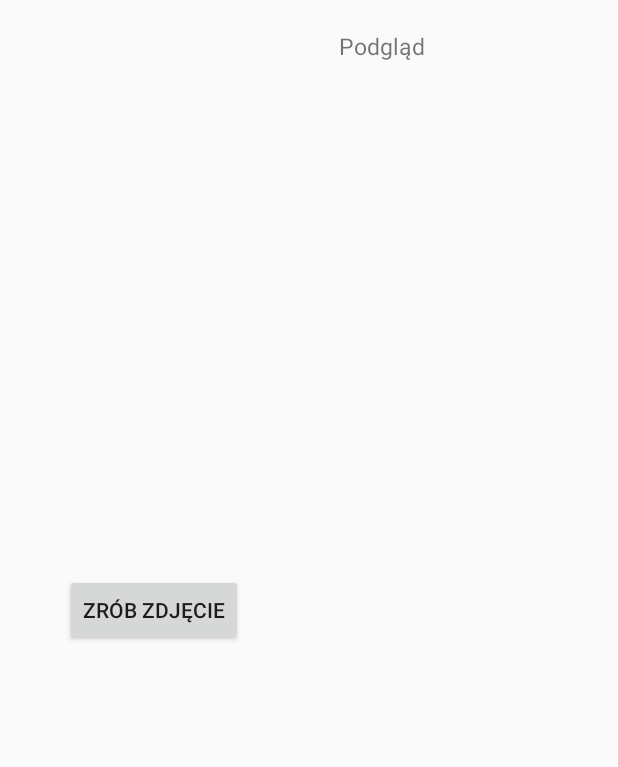
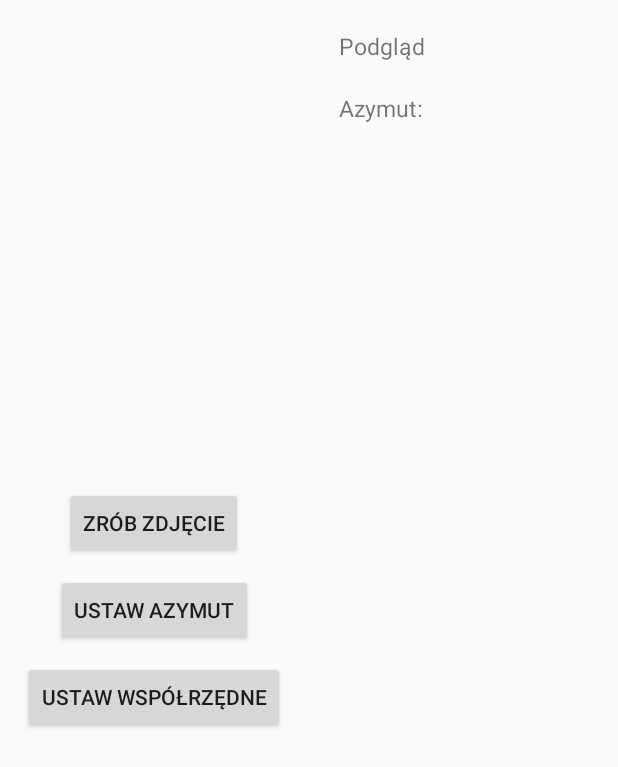
Before and after one commit to mzylowsk-legacy/GUT, an Android app: the MainActivity screen opened directly, with no data from a screen before it, on a phone screen of 412 x 824 dp. Shown: the top 767 px of the screen. Run offline under Robolectric (Android 15) with nearby library versions, the light colour scheme and no system bars; 1 statement that could not run was skipped.

Commit message:
Azimuth sensor works fine now

```diff
--- a/MAMY/PRO1/projekt/app/src/main/java/com/example/czarodziej/projekt/MainActivity.java
+++ b/MAMY/PRO1/projekt/app/src/main/java/com/example/czarodziej/projekt/MainActivity.java
@@ -17,6 +17,7 @@ import android.provider.MediaStore;
 import android.view.View;
 import android.widget.Button;
 import android.widget.ImageView;
+import android.widget.TextView;
 import android.widget.Toast;
 
 public class MainActivity extends Activity {
@@ -29,7 +30,8 @@ public class MainActivity extends Activity {
     private Uri fileUri;
 
     private ImageView imgPreview;
-    private Button btnCapturePicture;
+    private Button btnCapturePicture, btnSetAzimuth;
+    private TextView azimuthValue;
 
     @Override
     protected void onCreate(Bundle savedInstanceState) {
@@ -38,12 +40,21 @@ public class MainActivity extends Activity {
 
         imgPreview = (ImageView) findViewById(R.id.imgPreview);
         btnCapturePicture = (Button) findViewById(R.id.btnCapturePicture);
+        btnSetAzimuth = (Button) findViewById(R.id.btnSetAzimuth);
+        azimuthValue = (TextView) findViewById(R.id.azimuth);
 
         btnCapturePicture.setOnClickListener(new View.OnClickListener() {
 
             @Override
             public void onClick(View v) {
                 captureImage();
+            }
+        });
+        btnSetAzimuth.setOnClickListener(new View.OnClickListener() {
+
+            @Override
+            public void onClick(View v) {
+                setAzimuth();
             }
         });
 
@@ -53,6 +64,11 @@ public class MainActivity extends Activity {
                     Toast.LENGTH_LONG).show();
             finish();
         }
+    }
+
+    private void setAzimuth() {
+        Intent intent = new Intent(this, SensorMakerActivity.class);
+        startActivityForResult(intent, 23);
     }
 
     private boolean isDeviceSupportCamera() {
@@ -102,6 +118,9 @@ public class MainActivity extends Activity {
                         "Sorry! Failed to capture image", Toast.LENGTH_SHORT)
                         .show();
             }
+        }
+        if (requestCode == 23 && resultCode == RESULT_OK && data != null) {
+            this.azimuthValue.setText(data.getStringExtra("AZYMUT"));
         }
     }
 
--- a/MAMY/PRO1/projekt/app/src/main/res/layout/activity_main.xml
+++ b/MAMY/PRO1/projekt/app/src/main/res/layout/activity_main.xml
@@ -18,6 +18,20 @@ tools:context=".SensorMakerActivity" >
         android:layout_width="wrap_content"
         android:layout_height="wrap_content"
         android:text="Zrób zdjęcie"
+        android:layout_marginBottom="10dp"/>
+
+    <Button
+        android:id="@+id/btnSetAzimuth"
+        android:layout_width="wrap_content"
+        android:layout_height="wrap_content"
+        android:text="Ustaw azymut"
+        android:layout_marginBottom="10dp"/>
+
+    <Button
+        android:id="@+id/btnSetCoords"
+        android:layout_width="wrap_content"
+        android:layout_height="wrap_content"
+        android:text="Ustaw współrzędne"
         android:layout_marginBottom="10dp"/>
 
 </LinearLayout>
@@ -42,6 +56,22 @@ tools:context=".SensorMakerActivity" >
         android:layout_height="wrap_content"
         android:visibility="gone" />
 
+    <TextView
+        android:layout_width="fill_parent"
+        android:layout_height="wrap_content"
+        android:text="Azymut:"
+        android:padding="10dp"
+        android:textSize="15dp"
+        android:id="@+id/azimuth_description" />
+
+    <TextView
+        android:layout_width="fill_parent"
+        android:layout_height="wrap_content"
+        android:text=" "
+        android:padding="10dp"
+        android:textSize="15dp"
+        android:id="@+id/azimuth" />
+
 </LinearLayout>
 
 </LinearLayout>
```
Also changed, not shown: MAMY/PRO1/projekt/app/src/main/AndroidManifest.xml (+7 -6 lines), MAMY/PRO1/projekt/app/src/main/java/com/example/czarodziej/projekt/MyCompassView.java (+4 -3 lines), MAMY/PRO1/projekt/app/src/main/java/com/example/czarodziej/projekt/SensorMakerActivity.java (+11 -1 lines).
